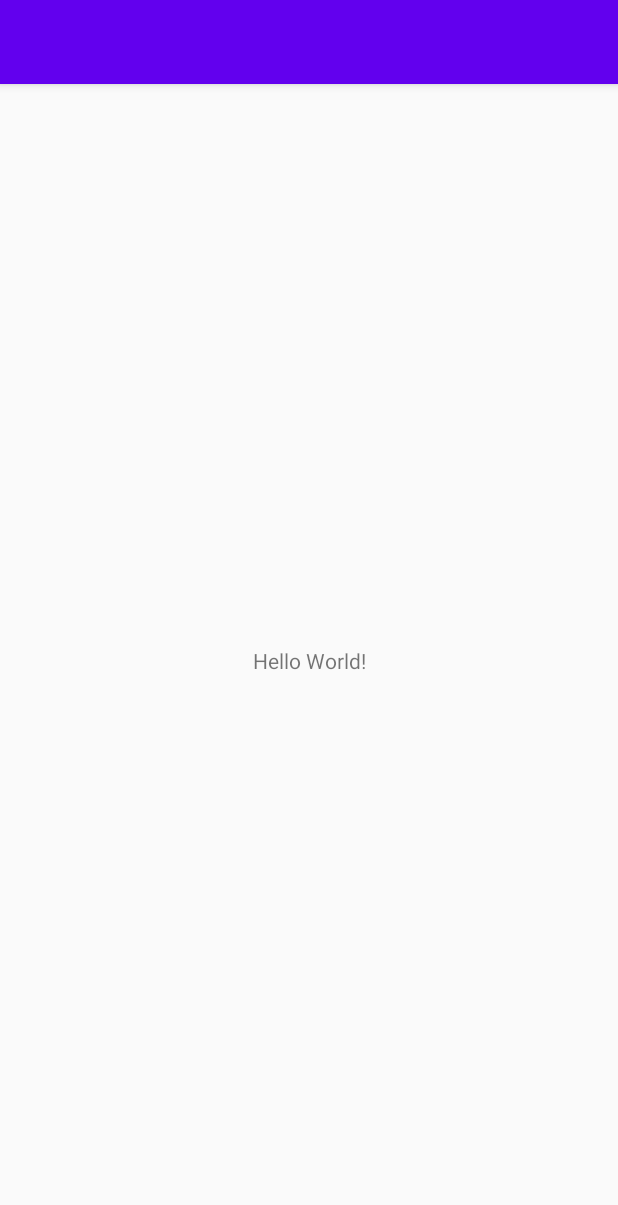
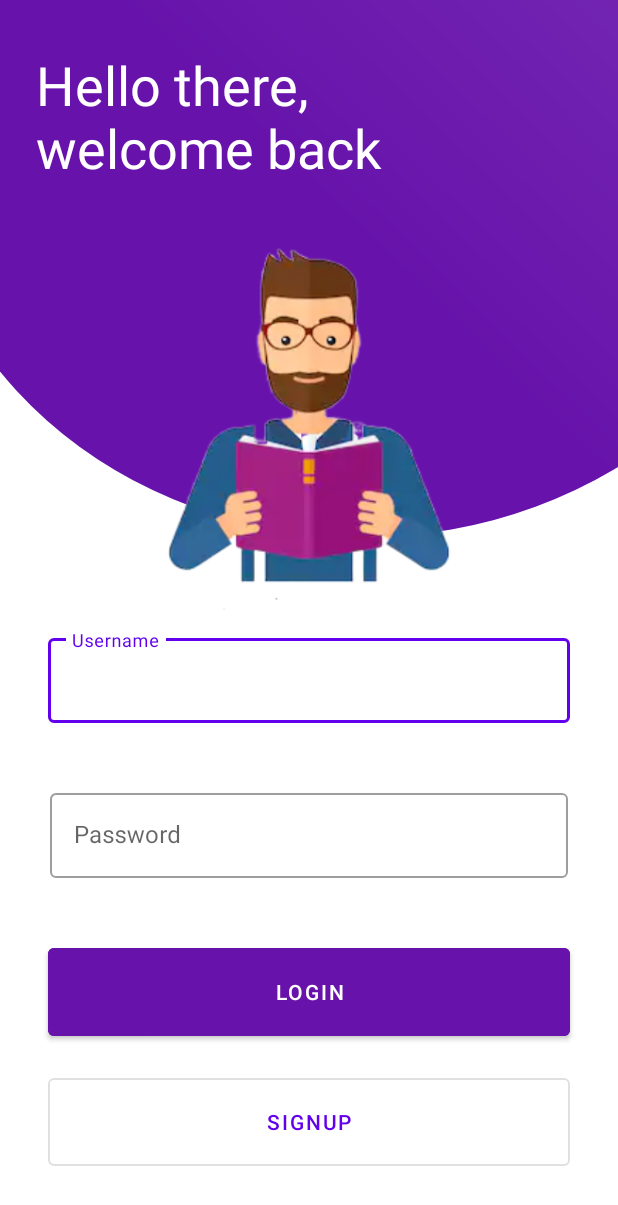
Before and after one commit to Salitha-Dilshan-Herath/Reword, an Android app: the screen it shows after launch (MainActivity before the commit, LoginActivity after it), on a phone screen of 412 x 824 dp. Shown: the top 1205 px of the screen. Run offline under Robolectric (Android 15) with nearby library versions, the phone set to English and light mode, and no system bars.

Commit message:
login page done

```diff
--- a/app/build.gradle
+++ b/app/build.gradle
@@ -26,9 +26,10 @@ android {
 dependencies {
     implementation fileTree(dir: 'libs', include: ['*.jar'])
 
-    implementation 'androidx.appcompat:appcompat:1.0.2'
+    implementation 'androidx.appcompat:appcompat:1.1.0'
     implementation 'androidx.constraintlayout:constraintlayout:1.1.3'
     testImplementation 'junit:junit:4.12'
+    implementation 'com.google.android.material:material:1.2.0-alpha05'
     androidTestImplementation 'androidx.test.ext:junit:1.1.1'
     androidTestImplementation 'androidx.test.espresso:espresso-core:3.2.0'
 }
--- a/app/src/main/AndroidManifest.xml
+++ b/app/src/main/AndroidManifest.xml
@@ -9,7 +9,8 @@
         android:roundIcon="@mipmap/ic_launcher_round"
         android:supportsRtl="true"
         android:theme="@style/AppTheme">
-        <activity android:name=".MainActivity">
+        <activity android:name=".SignupActivity"></activity>
+        <activity android:name=".LoginActivity">
             <intent-filter>
                 <action android:name="android.intent.action.MAIN" />
 
--- /dev/null
+++ b/app/src/main/java/com/iit/reword/LoginActivity.java
@@ -0,0 +1,28 @@
+package com.iit.reword;
+
+import androidx.appcompat.app.AppCompatActivity;
+
+import android.os.Bundle;
+import android.widget.TextView;
+
+import com.iit.reword.utility.Typewriter;
+
+public class LoginActivity extends AppCompatActivity {
+
+    private Typewriter txtWelcome;
+
+    @Override
+    protected void onCreate(Bundle savedInstanceState) {
+        super.onCreate(savedInstanceState);
+        setContentView(R.layout.login_activity);
+
+        setupview();
+    }
+
+    private void setupview() {
+
+        txtWelcome = findViewById(R.id.txtWelcome);
+        txtWelcome.setCharacterDelay(150);
+        txtWelcome.animateText("Hello there, welcome back");
+    }
+}
--- a/app/src/main/java/com/iit/reword/MainActivity.java
+++ b/app/src/main/java/com/iit/reword/SignupActivity.java
@@ -4,11 +4,11 @@ import androidx.appcompat.app.AppCompatActivity;
 
 import android.os.Bundle;
 
-public class MainActivity extends AppCompatActivity {
+public class SignupActivity extends AppCompatActivity {
 
     @Override
     protected void onCreate(Bundle savedInstanceState) {
         super.onCreate(savedInstanceState);
-        setContentView(R.layout.activity_main);
+        setContentView(R.layout.activity_signup);
     }
 }
--- /dev/null
+++ b/app/src/main/java/com/iit/reword/utility/Typewriter.java
@@ -0,0 +1,47 @@
+package com.iit.reword.utility;
+
+import android.content.Context;
+import android.os.Handler;
+import android.util.AttributeSet;
+
+
+//MARK Reference : https://stackoverflow.com/questions/6700374/android-character-by-character-display-text-animation
+public class Typewriter extends androidx.appcompat.widget.AppCompatTextView {
+
+    private CharSequence mText;
+    private int mIndex;
+    private long mDelay = 500;
+
+
+    public Typewriter(Context context) {
+        super(context);
+    }
+
+    public Typewriter(Context context, AttributeSet attrs) {
+        super(context, attrs);
+    }
+
+    private Handler mHandler = new Handler();
+    private Runnable characterAdder = new Runnable() {
+        @Override
+        public void run() {
+            setText(mText.subSequence(0, mIndex++));
+            if(mIndex <= mText.length()) {
+                mHandler.postDelayed(characterAdder, mDelay);
+            }
+        }
+    };
+
+    public void animateText(CharSequence text) {
+        mText = text;
+        mIndex = 0;
+
+        setText("");
+        mHandler.removeCallbacks(characterAdder);
+        mHandler.postDelayed(characterAdder, mDelay);
+    }
+
+    public void setCharacterDelay(long millis) {
+        mDelay = millis;
+    }
+}
--- /dev/null
+++ b/app/src/main/res/drawable/ovel.xml
@@ -0,0 +1,27 @@
+<?xml version="1.0" encoding="utf-8"?>
+
+
+<vector xmlns:android="http://schemas.android.com/apk/res/android"
+    xmlns:aapt="http://schemas.android.com/aapt"
+    android:width="512dp"
+    android:height="512dp"
+    android:viewportWidth="512"
+    android:viewportHeight="512">
+    <group>
+        <clip-path android:pathData="M0,0h512v512h-512z M 0,0"/>
+        <path
+            android:pathData="M-70.0,115.0a371.5,330.0,0,1,0,743.0,0.0a371.5,330.0,0,1,0,-743.0,0.0z">
+            <aapt:attr name="android:fillColor">
+                <gradient
+                    android:startY="169"
+                    android:startX="270"
+                    android:endY="-2705"
+                    android:endX="3084"
+                    android:type="linear">
+                    <item android:offset="0" android:color="#6713AB"/>
+                    <item android:offset="1" android:color="#FFFFFFFF"/>
+                </gradient>
+            </aapt:attr>
+        </path>
+    </group>
+</vector>
--- a/app/src/main/res/layout/activity_main.xml
+++ b/app/src/main/res/layout/activity_signup.xml
@@ -4,15 +4,6 @@
     xmlns:tools="http://schemas.android.com/tools"
     android:layout_width="match_parent"
     android:layout_height="match_parent"
-    tools:context=".MainActivity">
-
-    <TextView
-        android:layout_width="wrap_content"
-        android:layout_height="wrap_content"
-        android:text="Hello World!"
-        app:layout_constraintBottom_toBottomOf="parent"
-        app:layout_constraintLeft_toLeftOf="parent"
-        app:layout_constraintRight_toRightOf="parent"
-        app:layout_constraintTop_toTopOf="parent" />
+    tools:context=".SignupActivity">
 
 </androidx.constraintlayout.widget.ConstraintLayout>
--- /dev/null
+++ b/app/src/main/res/layout/login_activity.xml
@@ -0,0 +1,201 @@
+<?xml version="1.0" encoding="utf-8"?>
+<androidx.constraintlayout.widget.ConstraintLayout xmlns:android="http://schemas.android.com/apk/res/android"
+    xmlns:app="http://schemas.android.com/apk/res-auto"
+    xmlns:tools="http://schemas.android.com/tools"
+    android:layout_width="match_parent"
+    android:layout_height="match_parent"
+    tools:context=".MainActivity"
+    >
+
+    <androidx.constraintlayout.widget.ConstraintLayout
+        android:id="@+id/constraintLayout4"
+        android:layout_width="0dp"
+        android:layout_height="0dp"
+        android:background="@drawable/ovel"
+        app:layout_constraintEnd_toEndOf="parent"
+        app:layout_constraintHeight_percent=".5"
+        app:layout_constraintHorizontal_bias="1.0"
+        app:layout_constraintStart_toStartOf="parent"
+        app:layout_constraintTop_toTopOf="parent">
+
+        <com.iit.reword.utility.Typewriter
+            android:id="@+id/txtWelcome"
+            android:layout_width="0dp"
+            android:layout_height="100dp"
+            android:layout_marginStart="24dp"
+            android:layout_marginLeft="24dp"
+            android:layout_marginTop="32dp"
+            android:layout_marginEnd="100dp"
+            android:layout_marginRight="100dp"
+            android:text="Hello there, welcome back"
+            android:textColor="#FFFFFF"
+            android:textSize="36sp"
+            app:layout_constraintEnd_toEndOf="parent"
+            app:layout_constraintStart_toStartOf="parent"
+            app:layout_constraintTop_toTopOf="parent" />
+
+        <ImageView
+            android:id="@+id/imageView"
+            android:layout_width="0dp"
+            android:layout_height="0dp"
+            android:layout_marginTop="16dp"
+            app:layout_constraintBottom_toBottomOf="parent"
+            app:layout_constraintEnd_toEndOf="parent"
+            app:layout_constraintStart_toStartOf="parent"
+            app:layout_constraintTop_toBottomOf="@+id/txtWelcome"
+            app:srcCompat="@drawable/men_read" />
+    </androidx.constraintlayout.widget.ConstraintLayout>
+
+    <androidx.constraintlayout.widget.ConstraintLayout
+        android:id="@+id/constraintLayout3"
+        android:layout_width="0dp"
+        android:layout_height="0dp"
+        app:layout_constraintHeight_percent="0.25"
+        app:layout_constraintLeft_toLeftOf="parent"
+        app:layout_constraintRight_toRightOf="parent"
+        app:layout_constraintTop_toBottomOf="@+id/constraintLayout4">
+
+        <androidx.constraintlayout.widget.ConstraintLayout
+            android:id="@+id/constraintLayout"
+            android:layout_width="0dp"
+            android:layout_height="0dp"
+            app:layout_constraintEnd_toEndOf="parent"
+            app:layout_constraintHeight_percent="0.5"
+            app:layout_constraintStart_toStartOf="parent"
+            app:layout_constraintTop_toTopOf="parent">
+
+
+            <com.google.android.material.textfield.TextInputLayout
+                android:id="@+id/filledTextField2"
+                android:layout_width="match_parent"
+                android:layout_height="0dp"
+
+                android:layout_marginStart="32dp"
+                android:layout_marginLeft="32dp"
+                android:layout_marginTop="8dp"
+                android:layout_marginEnd="32dp"
+                android:layout_marginRight="32dp"
+                android:layout_marginBottom="8dp"
+                android:hint="Username"
+
+                app:layout_constraintBottom_toBottomOf="parent"
+                app:layout_constraintEnd_toEndOf="parent"
+                app:layout_constraintStart_toStartOf="parent"
+                app:layout_constraintTop_toTopOf="parent"
+                style="@style/Widget.MaterialComponents.TextInputLayout.OutlinedBox"
+                >
+
+
+                <com.google.android.material.textfield.TextInputEditText
+                    android:layout_width="match_parent"
+                    android:layout_height="wrap_content"
+                    android:inputType="textEmailAddress" />
+
+            </com.google.android.material.textfield.TextInputLayout>
+
+        </androidx.constraintlayout.widget.ConstraintLayout>
+
+        <androidx.constraintlayout.widget.ConstraintLayout
+            android:id="@+id/constraintLayout2"
+            android:layout_width="409dp"
+            android:layout_height="0dp"
+            app:layout_constraintEnd_toEndOf="parent"
+            app:layout_constraintHeight_percent="0.5"
+            app:layout_constraintStart_toStartOf="parent"
+            app:layout_constraintTop_toBottomOf="@+id/constraintLayout">
+
+            <com.google.android.material.textfield.TextInputLayout
+                android:id="@+id/filledTextField"
+                android:layout_width="match_parent"
+                android:layout_height="0dp"
+
+                android:layout_marginStart="32dp"
+                android:layout_marginLeft="32dp"
+                android:layout_marginTop="8dp"
+                android:layout_marginEnd="32dp"
+                android:layout_marginRight="32dp"
+                android:layout_marginBottom="8dp"
+                android:hint="Password"
+
+                app:layout_constraintBottom_toBottomOf="parent"
+                app:layout_constraintEnd_toEndOf="parent"
+                app:layout_constraintStart_toStartOf="parent"
+                app:layout_constraintTop_toTopOf="parent"
+                style="@style/Widget.MaterialComponents.TextInputLayout.OutlinedBox"
+                >
+
+                <com.google.android.material.textfield.TextInputEditText
+                    android:layout_width="match_parent"
+                    android:layout_height="wrap_content"
+                    android:inputType="textPassword" />
+
+            </com.google.android.material.textfield.TextInputLayout>
+
+        </androidx.constraintlayout.widget.ConstraintLayout>
+
+    </androidx.constraintlayout.widget.ConstraintLayout>
+
+    <androidx.constraintlayout.widget.ConstraintLayout
+        android:layout_width="0dp"
+        android:layout_height="0dp"
+        app:layout_constraintHeight_percent=".21"
+        app:layout_constraintEnd_toEndOf="parent"
+        app:layout_constraintStart_toStartOf="parent"
+        app:layout_constraintTop_toBottomOf="@+id/constraintLayout3">
+
+        <androidx.constraintlayout.widget.ConstraintLayout
+            android:id="@+id/constraintLayout5"
+            android:layout_width="0dp"
+            android:layout_height="0dp"
+            app:layout_constraintEnd_toEndOf="parent"
+            app:layout_constraintHeight_percent=".5"
+            app:layout_constraintStart_toStartOf="parent"
+            app:layout_constraintTop_toTopOf="parent">
+
+            <Button
+                android:id="@+id/button"
+                android:layout_width="0dp"
+                android:layout_height="0dp"
+                android:layout_marginStart="32dp"
+                android:layout_marginLeft="32dp"
+                android:layout_marginTop="8dp"
+                android:layout_marginEnd="32dp"
+                android:layout_marginRight="32dp"
+                android:layout_marginBottom="8dp"
+                android:text="LOGIN"
+                android:backgroundTint="#6713AB"
+                app:layout_constraintBottom_toBottomOf="parent"
+                app:layout_constraintEnd_toEndOf="parent"
+                app:layout_constraintStart_toStartOf="parent"
+                app:layout_constraintTop_toTopOf="parent" />
+
+        </androidx.constraintlayout.widget.ConstraintLayout>
+
+        <androidx.constraintlayout.widget.ConstraintLayout
+            android:layout_width="0dp"
+            android:layout_height="0dp"
+            app:layout_constraintBottom_toBottomOf="parent"
+            app:layout_constraintEnd_toEndOf="parent"
+            app:layout_constraintStart_toStartOf="parent"
+            app:layout_constraintTop_toBottomOf="@+id/constraintLayout5">
+
+            <Button
+                android:id="@+id/button2"
+                style="?attr/materialButtonOutlinedStyle"
+                android:layout_width="0dp"
+                android:layout_height="0dp"
+                android:layout_marginStart="32dp"
+                android:layout_marginLeft="32dp"
+                android:layout_marginTop="8dp"
+                android:layout_marginEnd="32dp"
+                android:layout_marginRight="32dp"
+                android:layout_marginBottom="8dp"
+                android:text="Signup"
+                app:layout_constraintBottom_toBottomOf="parent"
+                app:layout_constraintEnd_toEndOf="parent"
+                app:layout_constraintStart_toStartOf="parent"
+                app:layout_constraintTop_toTopOf="parent" />
+        </androidx.constraintlayout.widget.ConstraintLayout>
+    </androidx.constraintlayout.widget.ConstraintLayout>
+
+</androidx.constraintlayout.widget.ConstraintLayout>
--- a/app/src/main/res/values/styles.xml
+++ b/app/src/main/res/values/styles.xml
@@ -1,11 +1,33 @@
 <resources>
 
     <!-- Base application theme. -->
-    <style name="AppTheme" parent="Theme.AppCompat.Light.DarkActionBar">
+    <style name="AppTheme" parent="Theme.MaterialComponents.Light.NoActionBar">
         <!-- Customize your theme here. -->
         <item name="colorPrimary">@color/colorPrimary</item>
         <item name="colorPrimaryDark">@color/colorPrimaryDark</item>
         <item name="colorAccent">@color/colorAccent</item>
+
+
+        <!-- New MaterialComponents attributes. -->
+        <item name="scrimBackground">@color/mtrl_scrim_color</item>
+        <item name="textAppearanceHeadline1">@style/TextAppearance.MaterialComponents.Headline1</item>
+        <item name="textAppearanceHeadline2">@style/TextAppearance.MaterialComponents.Headline2</item>
+        <item name="textAppearanceHeadline3">@style/TextAppearance.MaterialComponents.Headline3</item>
+        <item name="textAppearanceHeadline4">@style/TextAppearance.MaterialComponents.Headline4</item>
+        <item name="textAppearanceHeadline5">@style/TextAppearance.MaterialComponents.Headline5</item>
+        <item name="textAppearanceHeadline6">@style/TextAppearance.MaterialComponents.Headline6</item>
+        <item name="textAppearanceSubtitle1">@style/TextAppearance.MaterialComponents.Subtitle1</item>
+        <item name="textAppearanceSubtitle2">@style/TextAppearance.MaterialComponents.Subtitle2</item>
+        <item name="textAppearanceBody1">@style/TextAppearance.MaterialComponents.Body1</item>
+        <item name="textAppearanceBody2">@style/TextAppearance.MaterialComponents.Body2</item>
+        <item name="textAppearanceCaption">@style/TextAppearance.MaterialComponents.Caption</item>
+        <item name="textAppearanceButton">@style/TextAppearance.MaterialComponents.Button</item>
+        <item name="textAppearanceOverline">@style/TextAppearance.MaterialComponents.Overline</item>
+
+
+        <item name="android:windowFullscreen">true</item>
     </style>
 
+
+
 </resources>
```
Also changed, not shown: app/src/main/res/drawable/men_read.png (added).
